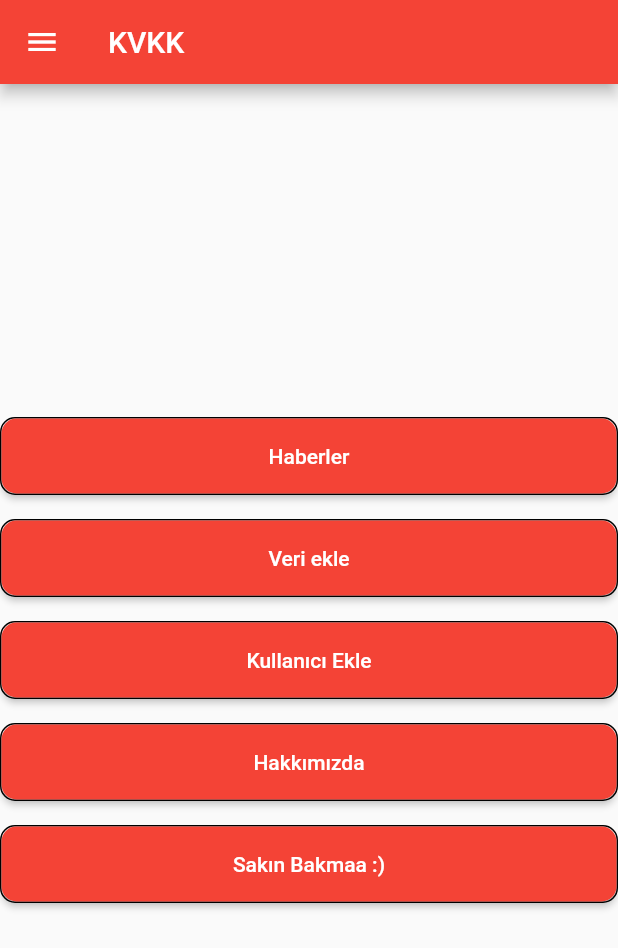
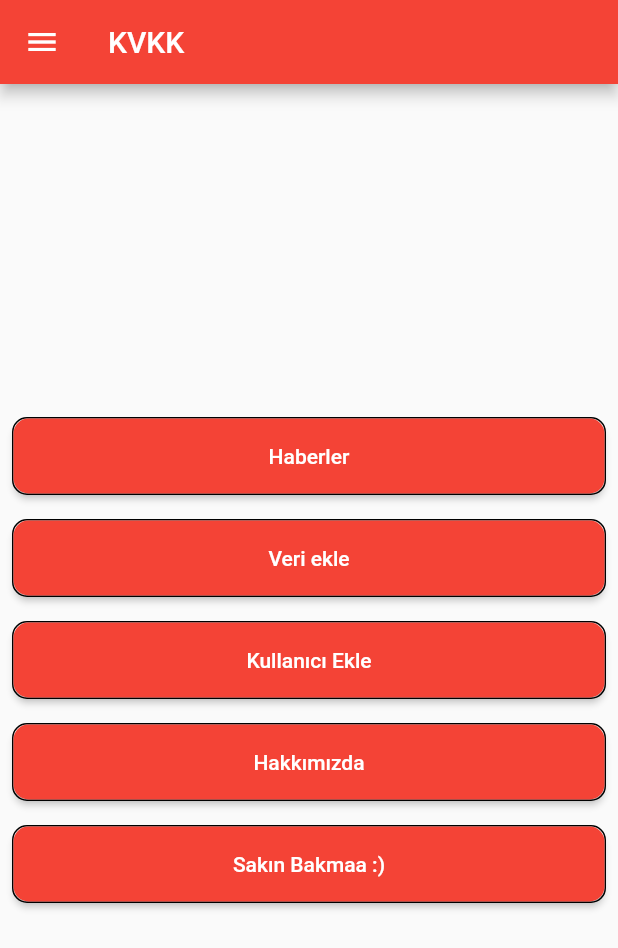
Before and after one commit to hasancankahraman/kvkkPRJ, a Flutter app: the screen it shows after launch, on a phone screen of 412 x 824 dp. Shown: the top 948 px of the screen. Run offline on Flutter 3.47's test engine with Material 2 defaults, Android fonts, the phone set to English and light mode, and no system bars; our stand-ins replace device_info_plus, go_router, isar; accounts and stored records are empty; generated files the repository leaves out were written again.

Commit message:
“cv2”

```diff
--- a/lib/screens/home_screen.dart
+++ b/lib/screens/home_screen.dart
@@ -1,5 +1,3 @@
-// ignore_for_file: sort_child_properties_last, prefer_const_constructors
-
 import 'package:flutter/material.dart';
 import 'package:go_router/go_router.dart';
 
@@ -10,9 +8,9 @@
   Widget build(BuildContext context) {
     return Scaffold(
       appBar: AppBar(
-        title: Text('KVKK'),
+        title: const Text('KVKK'),
         leading: IconButton(
-          icon: Icon(Icons.menu),
+          icon: const Icon(Icons.menu),
           onPressed: () {
             Scaffold.of(context).openDrawer();
           },
@@ -22,158 +20,75 @@
         child: ListView(
           padding: EdgeInsets.zero,
           children: [
-            DrawerHeader(
+            const DrawerHeader(
               child: Text('Menü'),
               decoration: BoxDecoration(
                 color: Colors.red,
               ),
             ),
-            ListTile(
-              title: Text('Haberler'),
-              onTap: () {
-                GoRouter.of(context).push('/news');
-                Navigator.pop(context);
-              },
-            ),
-            ListTile(
-              title: Text('Veri Ekle'),
-              onTap: () {
-                GoRouter.of(context).push('/products');
-                Navigator.pop(context);
-              },
-            ),
-            ListTile(
-              title: Text('Kullanıcı Ekle'),
-              onTap: () {
-                GoRouter.of(context).push('/users');
-                Navigator.pop(context);
-              },
-            ),
-            ListTile(
-              title: Text('Hakkımızda'),
-              onTap: () {
-                GoRouter.of(context).push('/about');
-                Navigator.pop(context);
-              },
-            ),
-            ListTile(
-              title: Text('Sakın Bakma'),
-              onTap: () {
-                GoRouter.of(context).push('/error');
-                Navigator.pop(context);
-              },
-            ),
+            _buildListTile(context, 'Haberler', '/news'),
+            _buildListTile(context, 'Veri Ekle', '/products'),
+            _buildListTile(context, 'Kullanıcı Ekle', '/users'),
+            _buildListTile(context, 'Hakkımızda', '/about'),
+            _buildListTile(context, 'Sakın Bakma', '/error'),
           ],
         ),
       ),
       body: SafeArea(
+        child: Padding(
+          padding: const EdgeInsets.symmetric(horizontal: 8.0),
           child: Center(
             child: Column(
               mainAxisAlignment: MainAxisAlignment.center,
               crossAxisAlignment: CrossAxisAlignment.stretch,
               children: [
-              SizedBox(height: 16),
-              Container(
+                const SizedBox(height: 16),
+                _buildElevatedButton(context, 'Haberler', '/news'),
+                const SizedBox(height: 16),
+                _buildElevatedButton(context, 'Veri ekle', '/products'),
+                const SizedBox(height: 16),
+                _buildElevatedButton(context, 'Kullanıcı Ekle', '/users'),
+                const SizedBox(height: 16),
+                _buildElevatedButton(context, 'Hakkımızda', '/about'),
+                const SizedBox(height: 16),
+                _buildElevatedButton(context, 'Sakın Bakmaa :)', '/error'),
+                const SizedBox(height: 16),
+              ],
+            ),
+          ),
+        ),
+      ),
+    );
+  }
+
+  static Widget _buildListTile(
+      BuildContext context, String title, String route) {
+    return ListTile(
+      title: Text(title),
+      onTap: () {
+        GoRouter.of(context).push(route);
+        Navigator.pop(context);
+      },
+    );
+  }
+
+  static Widget _buildElevatedButton(
+      BuildContext context, String label, String route) {
+    return Container(
       decoration: BoxDecoration(
         border: Border.all(color: Colors.black),
         borderRadius: BorderRadius.circular(10),
       ),
       child: ElevatedButton(
         onPressed: () {
-                    GoRouter.of(context).push('/news');
+          GoRouter.of(context).push(route);
         },
-                  child: Text('Haberler'),
+        child: Text(label),
         style: ElevatedButton.styleFrom(
-                    padding: EdgeInsets.symmetric(vertical: 16),
-                    minimumSize: Size(double.infinity, 50),
+          padding: const EdgeInsets.symmetric(vertical: 16),
+          minimumSize: const Size(double.infinity, 50),
           shape: RoundedRectangleBorder(
             borderRadius: BorderRadius.circular(10),
-                    ),
-                  ),
-                ),
-              ),
-              SizedBox(height: 16),
-              Container(
-                decoration: BoxDecoration(
-                  border: Border.all(color: Colors.black),
-                  borderRadius: BorderRadius.circular(10),
-                ),
-                child: ElevatedButton(
-                  onPressed: () {
-                    GoRouter.of(context).push('/products');
-                  },
-                  child: Text('Veri ekle'),
-                  style: ElevatedButton.styleFrom(
-                    padding: EdgeInsets.symmetric(vertical: 16),
-                    minimumSize: Size(double.infinity, 50),
-                    shape: RoundedRectangleBorder(
-                      borderRadius: BorderRadius.circular(10),
-                    ),
-                  ),
-                ),
-              ),
-              SizedBox(height: 16),
-              Container(
-                decoration: BoxDecoration(
-                  border: Border.all(color: Colors.black),
-                  borderRadius: BorderRadius.circular(10),
-                ),
-                child: ElevatedButton(
-                  onPressed: () {
-                    GoRouter.of(context).push('/users');
-                  },
-                  child: Text('Kullanıcı Ekle'),
-                  style: ElevatedButton.styleFrom(
-                    padding: EdgeInsets.symmetric(vertical: 16),
-                    minimumSize: Size(double.infinity, 50),
-                    shape: RoundedRectangleBorder(
-                      borderRadius: BorderRadius.circular(10),
-                    ),
-                  ),
-                ),
-              ),
-              SizedBox(height: 16),
-              Container(
-                decoration: BoxDecoration(
-                  border: Border.all(color: Colors.black),
-                  borderRadius: BorderRadius.circular(10),
-                ),
-                child: ElevatedButton(
-                  onPressed: () {
-                    GoRouter.of(context).push('/about');
-                  },
-                  child: Text('Hakkımızda'),
-                  style: ElevatedButton.styleFrom(
-                    padding: EdgeInsets.symmetric(vertical: 16),
-                    minimumSize: Size(double.infinity, 50),
-                    shape: RoundedRectangleBorder(
-                      borderRadius: BorderRadius.circular(10),
-                    ),
-                  ),
-                ),
-              ),
-              SizedBox(height: 16),
-              Container(
-                decoration: BoxDecoration(
-                  border: Border.all(color: Colors.black),
-                  borderRadius: BorderRadius.circular(10),
-                ),
-                child: ElevatedButton(
-                  onPressed: () {
-                    GoRouter.of(context).push('/error');
-                  },
-                  child: Text('Sakın Bakmaa :)'),
-                  style: ElevatedButton.styleFrom(
-                    padding: EdgeInsets.symmetric(vertical: 16),
-                    minimumSize: Size(double.infinity, 50),
-                    shape: RoundedRectangleBorder(
-                      borderRadius: BorderRadius.circular(10),
-                    ),
-                  ),
-                ),
-              ),
-              SizedBox(height: 16),
-            ],
           ),
         ),
       ),
```
Also changed, not shown: 1 other file. Lines whose indentation alone changed are shown as unchanged.
